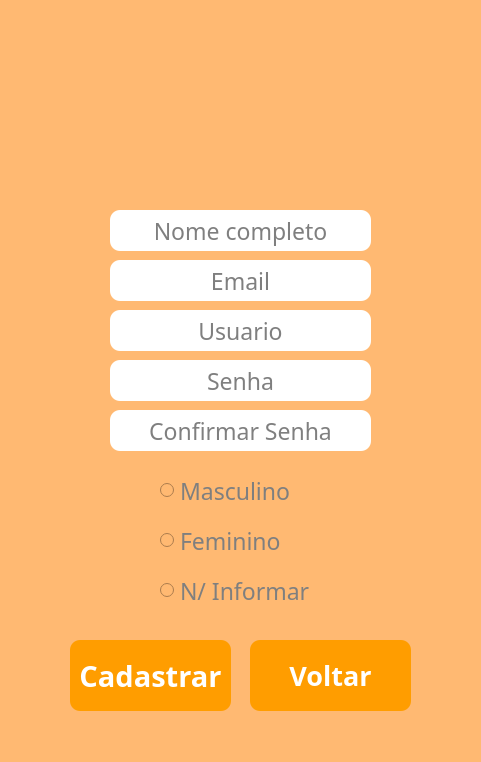
Above: projeto/PGcad.ui from JOAOGOMES22/Programacao-Python before the change. Below: the same form after it.
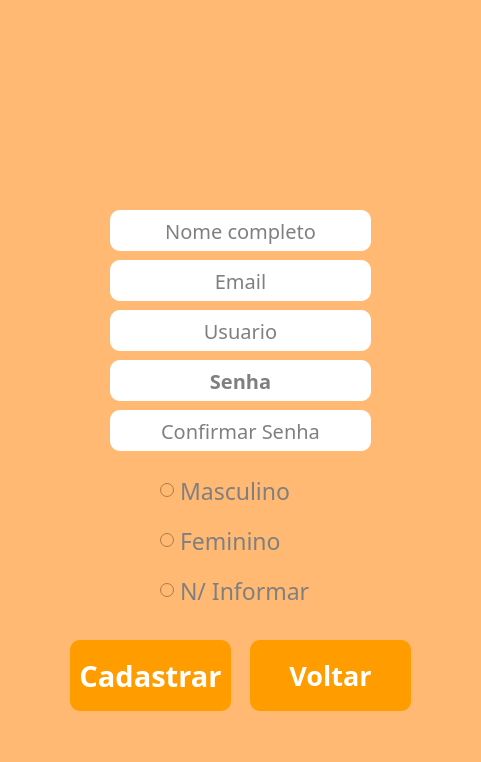
That is the form after the change. Icons and pictures are not drawn.

Diff of the .ui file:
```diff
--- a/projeto/PGcad.ui
+++ b/projeto/PGcad.ui
@@ -122,7 +122,7 @@
     <property name="font">
      <font>
       <family>League Spartan</family>
-      <pointsize>17</pointsize>
+      <pointsize>15</pointsize>
      </font>
     </property>
     <property name="tabletTracking">
@@ -182,7 +182,7 @@
     <property name="font">
      <font>
       <family>League Spartan</family>
-      <pointsize>17</pointsize>
+      <pointsize>15</pointsize>
      </font>
     </property>
     <property name="tabletTracking">
@@ -202,7 +202,7 @@
      <bool>true</bool>
     </property>
     <property name="echoMode">
-     <enum>QLineEdit::Password</enum>
+     <enum>QLineEdit::Normal</enum>
     </property>
     <property name="alignment">
      <set>Qt::AlignCenter</set>
@@ -247,7 +247,9 @@
     <property name="font">
      <font>
       <family>League Spartan</family>
-      <pointsize>17</pointsize>
+      <pointsize>15</pointsize>
+      <weight>75</weight>
+      <bold>true</bold>
      </font>
     </property>
     <property name="tabletTracking">
@@ -312,7 +314,7 @@
     <property name="font">
      <font>
       <family>League Spartan</family>
-      <pointsize>17</pointsize>
+      <pointsize>15</pointsize>
      </font>
     </property>
     <property name="tabletTracking">
@@ -331,6 +333,9 @@
     <property name="frame">
      <bool>true</bool>
     </property>
+    <property name="echoMode">
+     <enum>QLineEdit::Password</enum>
+    </property>
     <property name="alignment">
      <set>Qt::AlignCenter</set>
     </property>
@@ -374,7 +379,7 @@
     <property name="font">
      <font>
       <family>League Spartan</family>
-      <pointsize>17</pointsize>
+      <pointsize>15</pointsize>
      </font>
     </property>
     <property name="tabletTracking">
```
Left out of the diff: 2 changed lines with no effect on the pictures.
